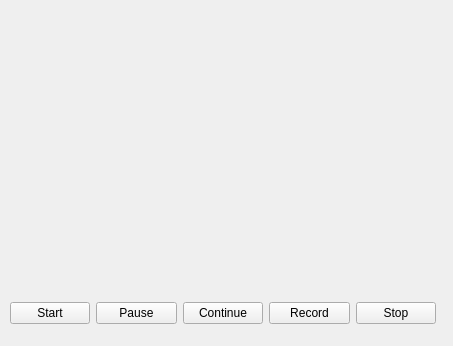
The window that videocall.ui (omercankilic/V_ChatApp) describes before a commit, drawn with Qt 5.
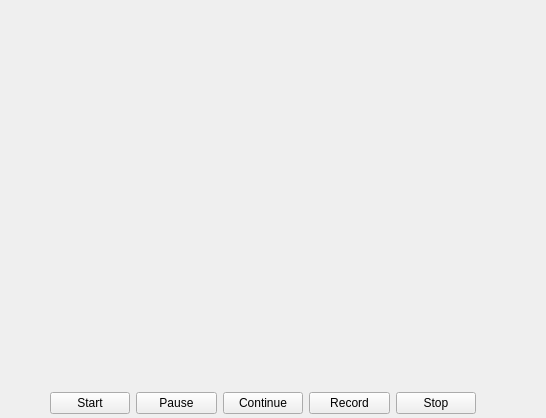
The same window after the commit.

What changed in the file:
```diff
--- a/videocall.ui
+++ b/videocall.ui
@@ -6,8 +6,8 @@
    <rect>
     <x>0</x>
     <y>0</y>
-    <width>453</width>
-    <height>346</height>
+    <width>546</width>
+    <height>418</height>
    </rect>
   </property>
   <property name="windowTitle">
@@ -16,8 +16,8 @@
   <widget class="QWidget" name="layoutWidget">
    <property name="geometry">
     <rect>
-     <x>10</x>
-     <y>300</y>
+     <x>50</x>
+     <y>390</y>
      <width>426</width>
      <height>27</height>
     </rect>
@@ -60,6 +60,19 @@
     </item>
    </layout>
   </widget>
+  <widget class="QLabel" name="image_lbl">
+   <property name="geometry">
+    <rect>
+     <x>40</x>
+     <y>20</y>
+     <width>461</width>
+     <height>351</height>
+    </rect>
+   </property>
+   <property name="text">
+    <string/>
+   </property>
+  </widget>
  </widget>
  <resources/>
  <connections/>
```
